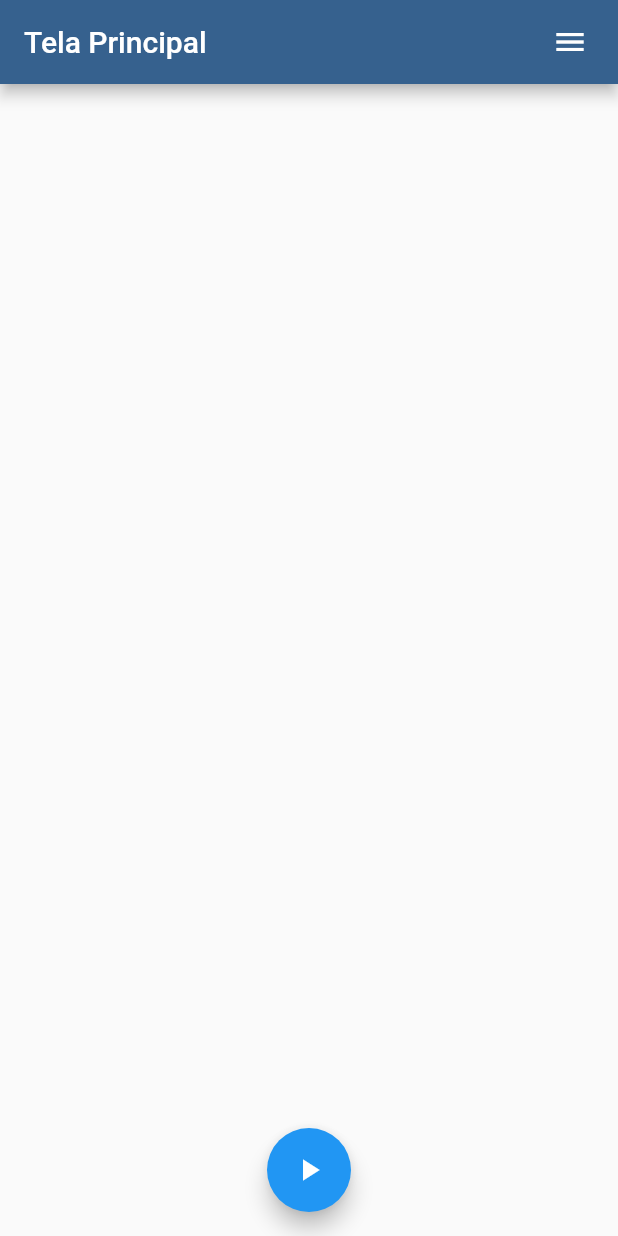
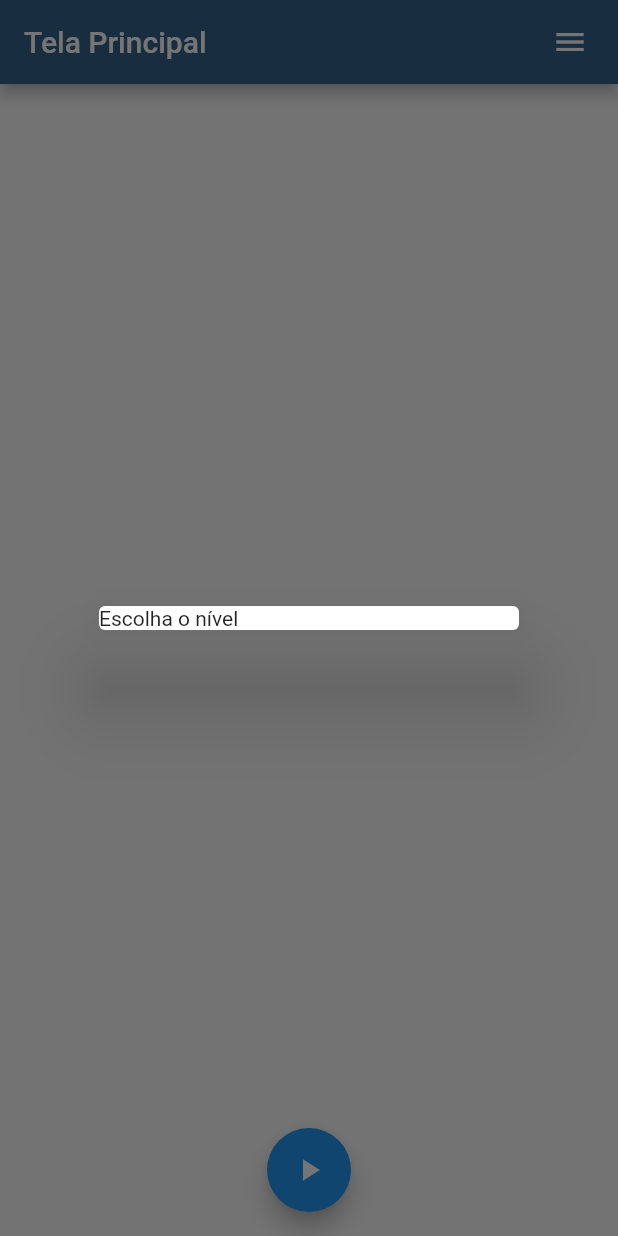
Before and after one commit to EduardoGomesSa/wordgame, a Flutter app: the screen it shows after launch, after a tap on the "play arrow" icon, on a phone screen of 412 x 824 dp. Run offline on Flutter 3.47's test engine with Material 3 defaults, Android fonts, the phone set to English and light mode, and no system bars.

Commit message:
feat: :sparkles: modal aparecendo ao click

```diff
--- a/lib/src/screens/home/home_screen.dart
+++ b/lib/src/screens/home/home_screen.dart
@@ -1,4 +1,5 @@
 import 'package:flutter/material.dart';
+import 'package:wordgame/src/screens/home/modals/start_game_modal.dart';
 
 class HomeScreen extends StatelessWidget {
   const HomeScreen({super.key});
@@ -20,7 +21,13 @@ class HomeScreen extends StatelessWidget {
       ),
       floatingActionButton: FloatingActionButton(
         backgroundColor: Colors.blue,
-        onPressed: () {},
+        onPressed: () {
+          showDialog(
+              context: context,
+              builder: (_) {
+                return StartGameModal();
+              });
+        },
         child: const Icon(Icons.play_arrow),
       ),
       floatingActionButtonLocation: FloatingActionButtonLocation.centerFloat,
--- a/lib/src/screens/home/modals/start_game_modal.dart
+++ b/lib/src/screens/home/modals/start_game_modal.dart
@@ -5,6 +5,8 @@ class StartGameModal extends StatelessWidget {
 
   @override
   Widget build(BuildContext context) {
-    return const Placeholder();
+    return const Dialog(
+      child: Text("Escolha o nível"),
+    );
   }
 }
```
